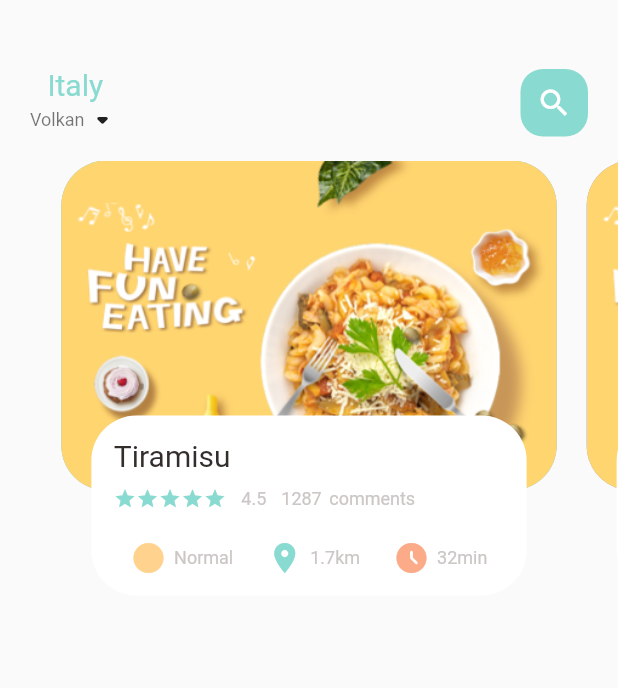
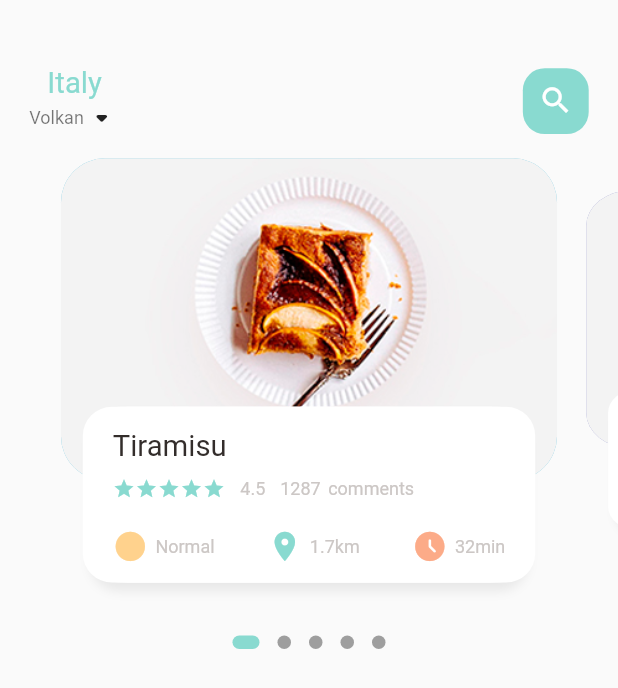
Before and after one commit to vkuday/food_delivery, a Flutter app: the screen it shows after launch, on a phone screen of 412 x 824 dp. Shown: the top 688 px of the screen. Run offline on Flutter 3.47's test engine with Material 2 defaults, Android fonts, the phone set to English and light mode, and no system bars; drawn by our look-alikes of dots_indicator; our stand-ins replace get.

Commit message:
Implemented dynamic dimensions to fit the size automatically for all devices.

```diff
--- a/lib/home/food_page_body.dart
+++ b/lib/home/food_page_body.dart
@@ -1,13 +1,14 @@
-import 'package:flutter/cupertino.dart';
 import 'package:flutter/material.dart';
+import 'package:food_delivery/utils/dimensions.dart';
 import 'package:food_delivery/widgets/big_text.dart';
 import 'package:food_delivery/widgets/icon_and_text_widget.dart';
+import 'package:dots_indicator/dots_indicator.dart';
 
 import '../utils/colors.dart';
 import '../widgets/small_text.dart';
 
 class FoodPageBody extends StatefulWidget {
-  FoodPageBody({Key? key}) : super(key: key);
+  const FoodPageBody({Key? key}) : super(key: key);
 
   @override
   State<FoodPageBody> createState() => _FoodPageBodyState();
@@ -15,38 +16,104 @@ class FoodPageBody extends StatefulWidget {
 
 class _FoodPageBodyState extends State<FoodPageBody> {
   PageController pageController = PageController(viewportFraction: 0.85);
+  var _currPageValue = 0.0;
+  final double _scaleFactor = 0.8;
+  final double _height = Dimensions.pageViewContainer;
+  @override
+  void initState() {
+    super.initState();
+
+    pageController.addListener(
+      () {
+        setState(
+          () {
+            _currPageValue = pageController.page!;
+          },
+        );
+      },
+    );
+  }
+
+  @override
+  void dispose() {
+    super.dispose();
+    pageController.dispose();
+  }
 
   @override
   Widget build(BuildContext context) {
-    return Container(
-      height: 320,
+    return Column(
+      children: [
+        SizedBox(
+          height: Dimensions.pageView,
           child: PageView.builder(
             controller: pageController,
             itemCount: 5,
             itemBuilder: (context, position) {
               return _buildPageItem(position);
-          }),
+            },
+          ),
+        ),
+        DotsIndicator(
+          dotsCount: 5,
+          position: _currPageValue,
+          decorator: DotsDecorator(
+            activeColor: AppColors.mainColor,
+            size: const Size.square(9),
+            activeSize: const Size(18, 9),
+            activeShape: RoundedRectangleBorder(
+              borderRadius: BorderRadius.circular(5.0),
+            ),
+          ),
+        ),
+      ],
     );
   }
 
   Widget _buildPageItem(int index) {
-    return Stack(
+    Matrix4 matrix = Matrix4.identity();
+
+    if (index == _currPageValue.floor()) {
+      var currScale = 1 - (_currPageValue - index) * (1 - _scaleFactor);
+      var currTrans = _height * (1 - currScale) / 2;
+      matrix = Matrix4.diagonal3Values(1, currScale, 1)
+        ..setTranslationRaw(0, currTrans, 0);
+    } else if (index == _currPageValue.floor() + 1) {
+      var currScale =
+          _scaleFactor + (_currPageValue - index + 1) * (1 - _scaleFactor);
+      var currTrans = _height * (1 - currScale) / 2;
+      matrix = Matrix4.diagonal3Values(1, currScale, 1)
+        ..setTranslationRaw(0, currTrans, 0);
+    } else if (index == _currPageValue.floor() - 1) {
+      var currScale = 1 - (_currPageValue - index) * (1 - _scaleFactor);
+      var currTrans = _height * (1 - currScale) / 2;
+      matrix = Matrix4.diagonal3Values(1, currScale, 1)
+        ..setTranslationRaw(0, currTrans, 0);
+    } else {
+      var currScale = 0.8;
+      matrix = Matrix4.diagonal3Values(1, currScale, 1)
+        ..setTranslationRaw(0, _height * (1 - _scaleFactor) / 2, 1);
+    }
+
+    return Transform(
+      transform: matrix,
+      child: Stack(
         children: [
           Container(
-          height: 220,
-          margin: const EdgeInsets.only(
-            left: 10,
-            right: 10,
+            height: Dimensions.pageViewContainer,
+            margin: EdgeInsets.only(
+              left: Dimensions.width10,
+              right: Dimensions.width10,
             ),
             decoration: BoxDecoration(
-            borderRadius: BorderRadius.circular(30),
+              borderRadius: BorderRadius.circular(Dimensions.radius30),
               color: index.isEven
                   ? const Color(0xFF69c5df)
                   : const Color(0xFF9294cc),
               image: const DecorationImage(
                 fit: BoxFit.cover,
                 image: AssetImage(
-                "assets/image/food0.png",
+                  "assets/image/food1.png",
                 ),
               ),
             ),
@@ -54,28 +121,43 @@ class _FoodPageBodyState extends State<FoodPageBody> {
           Align(
             alignment: Alignment.bottomCenter,
             child: Container(
-            height: 120,
-            margin: const EdgeInsets.only(
-              left: 30,
-              right: 30,
-              bottom: 30,
+              height: Dimensions.pageViewTextContainer,
+              margin: EdgeInsets.only(
+                left: Dimensions.width30,
+                right: Dimensions.width30,
+                bottom: Dimensions.height30,
               ),
               decoration: BoxDecoration(
-              borderRadius: BorderRadius.circular(30),
+                borderRadius: BorderRadius.circular(Dimensions.radius20),
                 color: Colors.white,
+                boxShadow: const [
+                  BoxShadow(
+                    color: Color(0xFFe8e8e8),
+                    blurRadius: 5.0,
+                    offset: Offset(0, 5),
+                  ),
+                  BoxShadow(
+                    color: Colors.white,
+                    offset: Offset(-5, 0),
+                  ),
+                  BoxShadow(
+                    color: Colors.white,
+                    offset: Offset(5, 0),
+                  ),
+                ],
               ),
               child: Container(
-              padding: const EdgeInsets.only(
-                top: 15,
+                padding: EdgeInsets.only(
+                  top: Dimensions.height15,
                   left: 15,
                   right: 15,
                 ),
                 child: Column(
                   crossAxisAlignment: CrossAxisAlignment.start,
                   children: [
-                  BigText(text: "Tiramisu"),
-                  const SizedBox(
-                    height: 10,
+                    const BigText(text: "Tiramisu"),
+                    SizedBox(
+                      height: Dimensions.height10,
                     ),
                     Row(
                       children: [
@@ -92,28 +174,28 @@ class _FoodPageBodyState extends State<FoodPageBody> {
                         const SizedBox(
                           width: 10,
                         ),
-                      SmallText(
+                        const SmallText(
                           text: "4.5",
                         ),
-                      SizedBox(
+                        const SizedBox(
                           width: 10,
                         ),
-                      SmallText(
+                        const SmallText(
                           text: "1287",
                         ),
-                      SizedBox(
+                        const SizedBox(
                           width: 5,
                         ),
-                      SmallText(
+                        const SmallText(
                           text: "comments",
                         ),
                       ],
                     ),
                     SizedBox(
-                    height: 20,
+                      height: Dimensions.height20,
                     ),
                     Row(
-                    mainAxisAlignment: MainAxisAlignment.spaceAround,
+                      mainAxisAlignment: MainAxisAlignment.spaceBetween,
                       children: const [
                         IconAndTextWidget(
                           icon: Icons.circle_sharp,
@@ -138,6 +220,7 @@ class _FoodPageBodyState extends State<FoodPageBody> {
             ),
           ),
         ],
+      ),
     );
   }
 }
--- a/lib/home/main_food_page.dart
+++ b/lib/home/main_food_page.dart
@@ -1,5 +1,6 @@
 import 'package:flutter/material.dart';
 import 'package:food_delivery/utils/colors.dart';
+import 'package:food_delivery/utils/dimensions.dart';
 import 'package:food_delivery/widgets/big_text.dart';
 import 'package:food_delivery/widgets/small_text.dart';
 
@@ -19,45 +20,45 @@ class _MainFoodPageState extends State<MainFoodPage> {
       body: Column(
         children: [
           Container(
-            margin: const EdgeInsets.only(
-              top: 45,
-              bottom: 15,
+            margin: EdgeInsets.only(
+              top: Dimensions.height45,
+              bottom: Dimensions.height15,
             ),
-            padding: const EdgeInsets.only(
-              left: 20,
-              right: 20,
+            padding: EdgeInsets.only(
+              left: Dimensions.width20,
+              right: Dimensions.width20,
             ),
-            child: Container(
             child: Row(
               mainAxisAlignment: MainAxisAlignment.spaceBetween,
               children: [
                 Column(
                   children: [
-                      BigText(
+                    const BigText(
                       text: "Italy",
                       color: AppColors.mainColor,
                     ),
                     Row(
-                        children: [
+                      children: const [
                         SmallText(
                           text: "Volkan",
                           color: Colors.black54,
                         ),
-                          const Icon(Icons.arrow_drop_down_rounded),
+                        Icon(Icons.arrow_drop_down_rounded),
                       ],
                     ),
                   ],
                 ),
                 Center(
                   child: Container(
-                      width: 45,
-                      height: 45,
-                      child: const Icon(
+                    width: Dimensions.height45,
+                    height: Dimensions.height45,
+                    child: Icon(
                       Icons.search,
                       color: Colors.white,
+                      size: Dimensions.iconSize24,
                     ),
                     decoration: BoxDecoration(
-                        borderRadius: BorderRadius.circular(15),
+                      borderRadius: BorderRadius.circular(Dimensions.radius15),
                       color: AppColors.mainColor,
                     ),
                   ),
@@ -65,8 +66,7 @@ class _MainFoodPageState extends State<MainFoodPage> {
               ],
             ),
           ),
-          ),
-          FoodPageBody(),
+          const FoodPageBody(),
         ],
       ),
     );
--- a/lib/main.dart
+++ b/lib/main.dart
@@ -1,5 +1,6 @@
 import 'package:flutter/material.dart';
 import 'package:food_delivery/home/main_food_page.dart';
+import 'package:get/get.dart';
 
 void main() {
   runApp(const MyApp());
@@ -11,7 +12,7 @@ class MyApp extends StatelessWidget {
   // This widget is the root of your application.
   @override
   Widget build(BuildContext context) {
-    return MaterialApp(
+    return GetMaterialApp(
       debugShowCheckedModeBanner: false,
       title: 'Flutter Demo',
       theme: ThemeData(
--- /dev/null
+++ b/lib/utils/dimensions.dart
@@ -0,0 +1,29 @@
+import 'package:get/get.dart';
+
+class Dimensions {
+  static double screenHeight = Get.context!.height;
+  static double screenWidth = Get.context!.width;
+
+  static double pageViewContainer = screenHeight / 3.84;
+  static double pageViewTextContainer = screenHeight / 7.03;
+  static double pageView = screenHeight / 2.64;
+
+  static double height10 = screenHeight / 84.4;
+  static double height15 = screenHeight / 56.27;
+  static double height20 = screenHeight / 42.2;
+  static double height30 = screenHeight / 28.13;
+  static double height45 = screenHeight / 18.76;
+
+  static double width10 = screenHeight / 84.4;
+  static double width15 = screenHeight / 56.27;
+  static double width20 = screenHeight / 42.2;
+  static double width30 = screenHeight / 28.13;
+
+  static double font20 = screenHeight / 42.2;
+
+  static double radius15 = screenHeight / 56.27;
+  static double radius20 = screenHeight / 42.2;
+  static double radius30 = screenHeight / 28.13;
+
+  static double iconSize24 = screenHeight / 35.17;
+}
--- a/lib/widgets/big_text.dart
+++ b/lib/widgets/big_text.dart
@@ -1,16 +1,17 @@
 import 'package:flutter/cupertino.dart';
+import 'package:food_delivery/utils/dimensions.dart';
 
 class BigText extends StatelessWidget {
-  Color? color;
+  final Color? color;
   final String text;
-  double size;
-  TextOverflow overflow;
+  final double size;
+  final TextOverflow overflow;
 
-  BigText({
+  const BigText({
     Key? key,
     this.color = const Color(0xFF332d2b),
     required this.text,
-    this.size = 20,
+    this.size = 0,
     this.overflow = TextOverflow.ellipsis,
   }) : super(key: key);
 
@@ -22,7 +23,7 @@ class BigText extends StatelessWidget {
       style: TextStyle(
         fontFamily: 'Roboto',
         color: color,
-        fontSize: size,
+        fontSize: size == 0 ? Dimensions.font20 : size,
         fontWeight: FontWeight.w400,
       ),
     );
--- a/lib/widgets/icon_and_text_widget.dart
+++ b/lib/widgets/icon_and_text_widget.dart
@@ -1,4 +1,5 @@
 import 'package:flutter/cupertino.dart';
+import 'package:food_delivery/utils/dimensions.dart';
 import 'package:food_delivery/widgets/small_text.dart';
 
 class IconAndTextWidget extends StatelessWidget {
@@ -20,6 +21,7 @@ class IconAndTextWidget extends StatelessWidget {
         Icon(
           icon,
           color: iconColor,
+          size: Dimensions.iconSize24,
         ),
         const SizedBox(
           width: 5,
--- a/lib/widgets/small_text.dart
+++ b/lib/widgets/small_text.dart
@@ -1,12 +1,12 @@
 import 'package:flutter/cupertino.dart';
 
 class SmallText extends StatelessWidget {
-  Color? color;
+  final Color? color;
   final String text;
-  double size;
-  double height;
+  final double size;
+  final double height;
 
-  SmallText({
+  const SmallText({
     Key? key,
     this.color = const Color(0xFFccc7c5),
     required this.text,
```
Also changed, not shown: pubspec.yaml (+4 -11 lines), pubspec.lock. Lines whose indentation alone changed are shown as unchanged.
